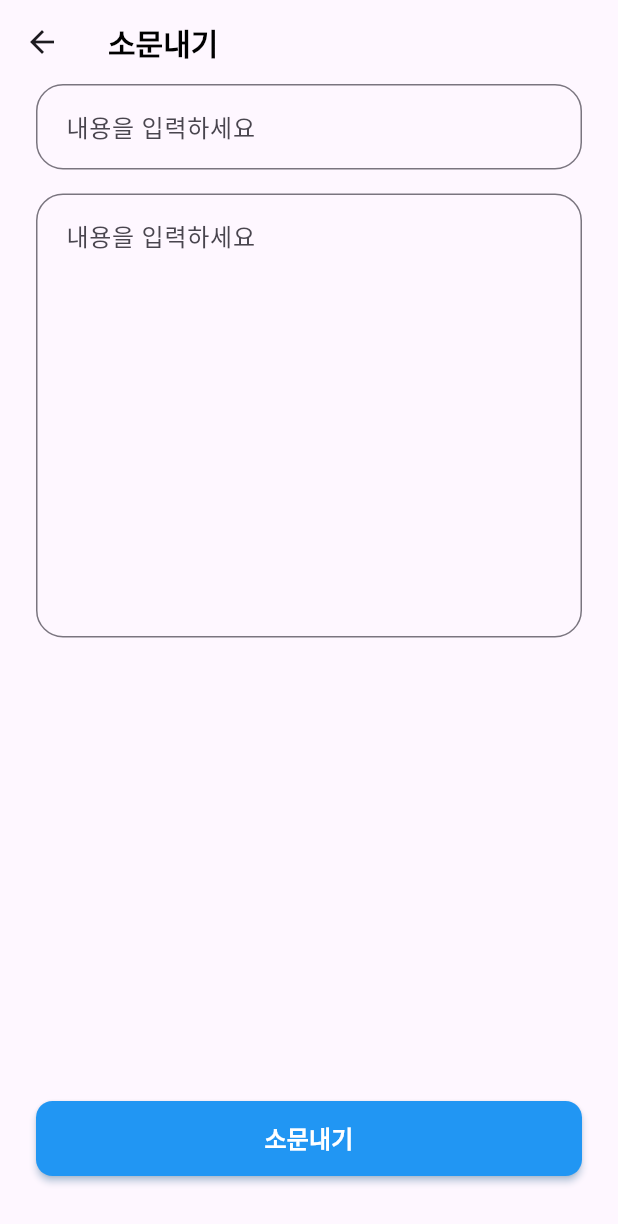
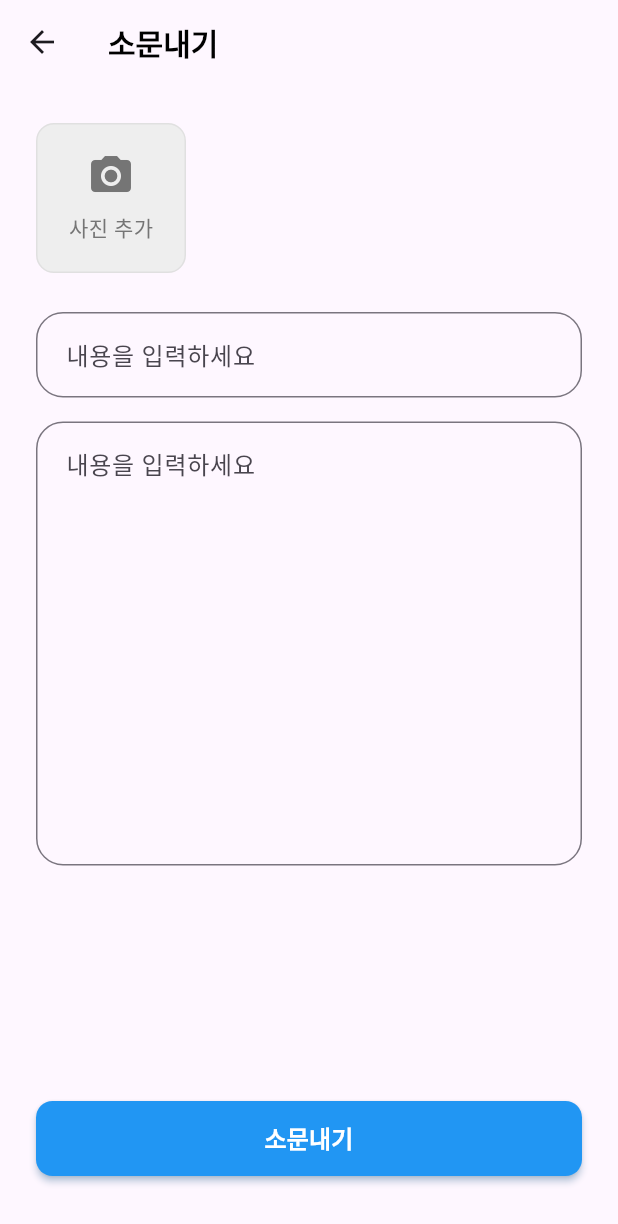
Before and after one commit to HongWonjong/region-based-chat, a Flutter app: the StoryCreatePage screen opened directly, on a phone screen of 412 x 824 dp. Shown: the top 1224 px of the screen. Run offline on Flutter 3.47's test engine with Material 3 defaults, Android fonts, the phone set to English and light mode, and no system bars; our stand-ins replace firebase_core, image_picker; accounts and stored records are empty; generated files the repository leaves out were written again; statements that could not run were skipped.

Commit message:
feat: 스토리 생성 페이지에 이미지 선택 기능 추가

```diff
--- a/lib/pages/story_create_page.dart
+++ b/lib/pages/story_create_page.dart
@@ -1,7 +1,26 @@
 import 'package:flutter/material.dart';
+import 'package:image_picker/image_picker.dart';
+import 'dart:io';
 
-class StoryCreatePage extends StatelessWidget {
+class StoryCreatePage extends StatefulWidget {
   const StoryCreatePage({super.key});
+
+  @override
+  State<StoryCreatePage> createState() => _StoryCreatePageState();
+}
+
+class _StoryCreatePageState extends State<StoryCreatePage> {
+  final ImagePicker _picker = ImagePicker();
+  List<XFile> _imageFiles = [];
+
+  Future<void> _pickImages() async {
+    final List<XFile> selectedImages = await _picker.pickMultiImage();
+    if (selectedImages.isNotEmpty) {
+      setState(() {
+        _imageFiles = selectedImages;
+      });
+    }
+  }
 
   @override
   Widget build(BuildContext context) {
@@ -19,7 +38,84 @@ class StoryCreatePage extends StatelessWidget {
       body: Padding(
         padding: const EdgeInsets.symmetric(horizontal: 24),
         child: Column(
+          crossAxisAlignment: CrossAxisAlignment.start,
           children: [
+            // 이미지 선택 영역
+            Container(
+              height: 120,
+              margin: EdgeInsets.symmetric(vertical: 16),
+              child: Row(
+                children: [
+                  // 이미지 추가 버튼
+                  GestureDetector(
+                    onTap: _pickImages,
+                    child: Container(
+                      width: 100,
+                      height: 100,
+                      decoration: BoxDecoration(
+                        color: Colors.grey[200],
+                        borderRadius: BorderRadius.circular(12),
+                        border: Border.all(color: Colors.grey[300]!),
+                      ),
+                      child: Column(
+                        mainAxisAlignment: MainAxisAlignment.center,
+                        children: [
+                          Icon(Icons.camera_alt,
+                              size: 32, color: Colors.grey[600]),
+                          SizedBox(height: 8),
+                          Text('사진 추가',
+                              style: TextStyle(color: Colors.grey[600])),
+                        ],
+                      ),
+                    ),
+                  ),
+                  // 선택된 이미지 표시
+                  Expanded(
+                    child: ListView.builder(
+                      scrollDirection: Axis.horizontal,
+                      itemCount: _imageFiles.length,
+                      itemBuilder: (context, index) {
+                        return Container(
+                          width: 100,
+                          height: 100,
+                          margin: EdgeInsets.only(left: 8),
+                          decoration: BoxDecoration(
+                            borderRadius: BorderRadius.circular(12),
+                            image: DecorationImage(
+                              image: FileImage(File(_imageFiles[index].path)),
+                              fit: BoxFit.cover,
+                            ),
+                          ),
+                          child: Stack(
+                            alignment: Alignment.topRight,
+                            children: [
+                              GestureDetector(
+                                onTap: () {
+                                  setState(() {
+                                    _imageFiles.removeAt(index);
+                                  });
+                                },
+                                child: Container(
+                                  margin: EdgeInsets.all(4),
+                                  padding: EdgeInsets.all(2),
+                                  decoration: BoxDecoration(
+                                    color: Colors.black54,
+                                    shape: BoxShape.circle,
+                                  ),
+                                  child: Icon(Icons.close,
+                                      size: 18, color: Colors.white),
+                                ),
+                              ),
+                            ],
+                          ),
+                        );
+                      },
+                    ),
+                  ),
+                ],
+              ),
+            ),
+
             TextField(
               decoration: InputDecoration(
                 hintText: '내용을 입력하세요',
```
